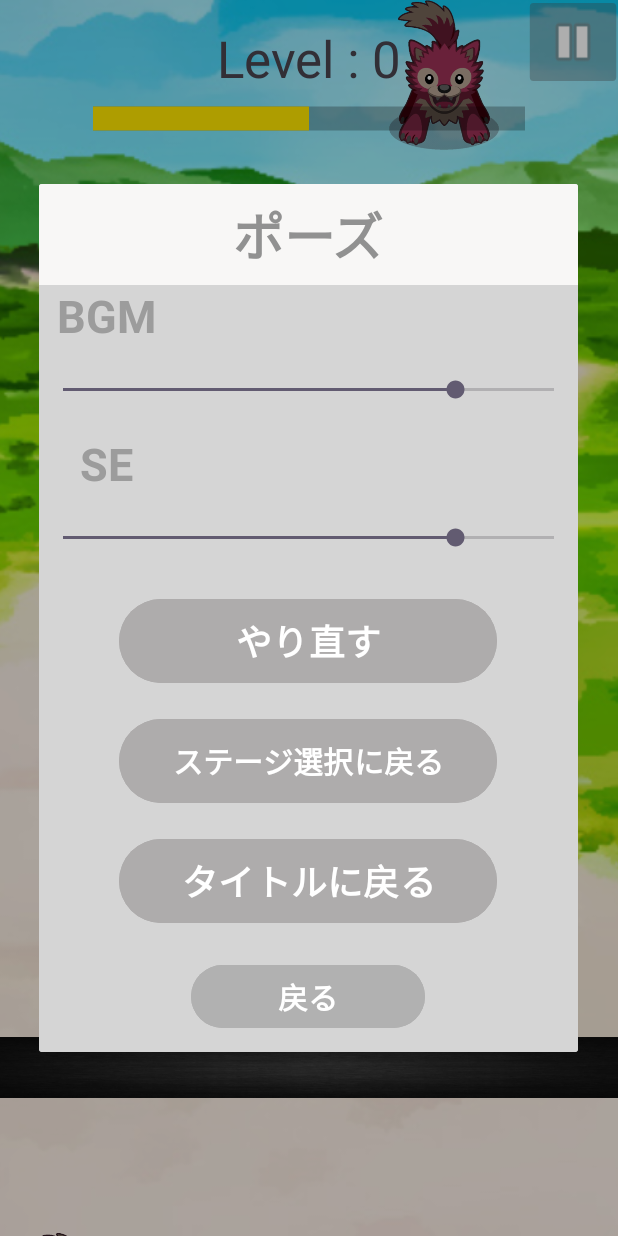
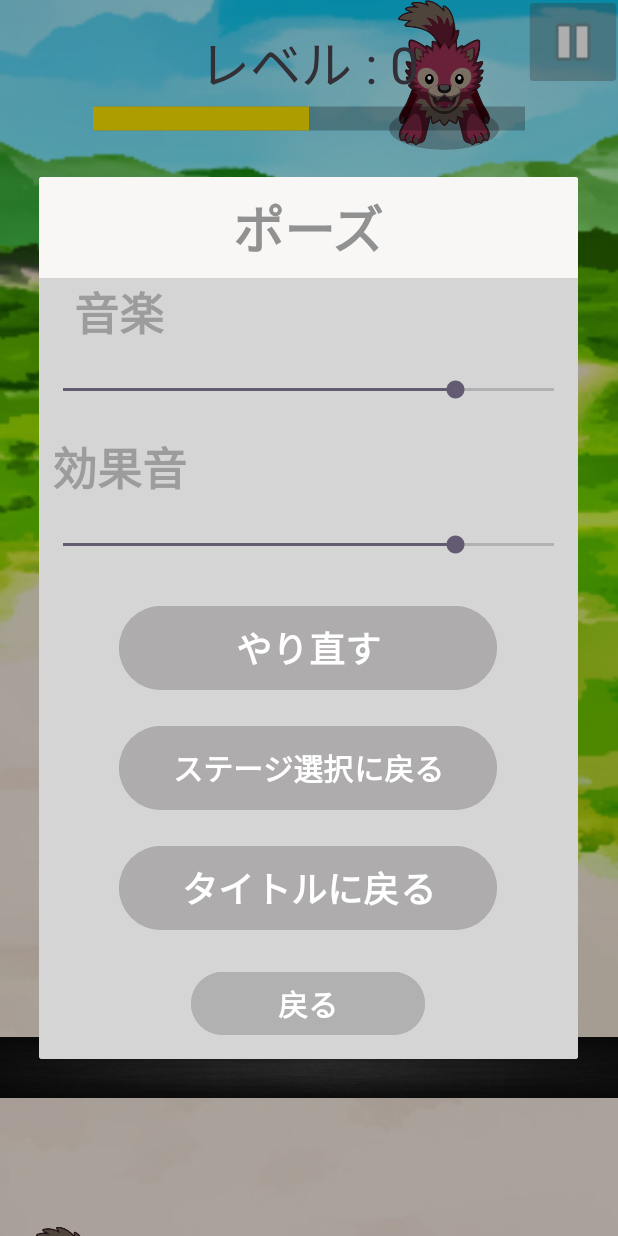
Before and after one commit to ayu-san/intern, an Android app: the MainActivity screen opened directly, with no data from a screen before it, after a tap on an icon or button, on a phone screen of 412 x 824 dp. Run offline under Robolectric (Android 15) with nearby library versions, the phone set to English and light mode, and no system bars.

```diff
--- /dev/null
+++ b/app/src/main/res/anim/fade_in.xml
@@ -0,0 +1,5 @@
+<?xml version="1.0" encoding="utf-8"?>
+<alpha xmlns:android="http://schemas.android.com/apk/res/android"
+    android:fromAlpha="0.0"
+    android:toAlpha="1.0"
+    android:duration="1000" />
--- a/app/src/main/res/layout/activity_main.xml
+++ b/app/src/main/res/layout/activity_main.xml
@@ -75,7 +75,7 @@
         android:layout_height="45dp"
         android:layout_centerHorizontal="true"
         android:layout_marginTop="16dp"
-        android:text="Level : 0"
+        android:text="レベル : 0"
         android:textAlignment="center"
         android:textSize="34sp"
         app:layout_constraintBottom_toTopOf="@+id/enemy"
--- a/app/src/main/res/layout/dialog_pause.xml
+++ b/app/src/main/res/layout/dialog_pause.xml
@@ -23,9 +23,9 @@
 
     <TextView
         android:id="@+id/BGMtextViewPause"
-        android:layout_width="90dp"
+        android:layout_width="107dp"
         android:layout_height="wrap_content"
-        android:text="BGM"
+        android:text="音楽"
         android:textAlignment="center"
         android:textColor="#9C9C9C"
         android:textSize="30sp"
@@ -41,9 +41,9 @@
 
     <TextView
         android:id="@+id/SEtextViewPause"
-        android:layout_width="90dp"
+        android:layout_width="107dp"
         android:layout_height="wrap_content"
-        android:text="SE"
+        android:text="効果音"
         android:textAlignment="center"
         android:textColor="#9C9C9C"
         android:textSize="30sp"
--- a/app/src/main/res/values/styles.xml
+++ b/app/src/main/res/values/styles.xml
@@ -5,5 +5,9 @@
         <item name="android:windowBackground">@android:color/transparent</item>
         <item name="android:backgroundDimEnabled">false</item>
     </style>
+    <style name="DialogAnimation">
+        <item name="android:windowEnterAnimation">@anim/fade_in</item>
+        <item name="android:windowExitAnimation">@android:anim/fade_out</item>
+    </style>
     <color name="dialogbg">#a0909090</color>
 </resources>
```
Also changed, not shown: app/src/main/java/com/example/test/TitleActivity.java (+42 -0 lines), app/src/main/res/layout/dialog_settings.xml (+4 -4 lines).
